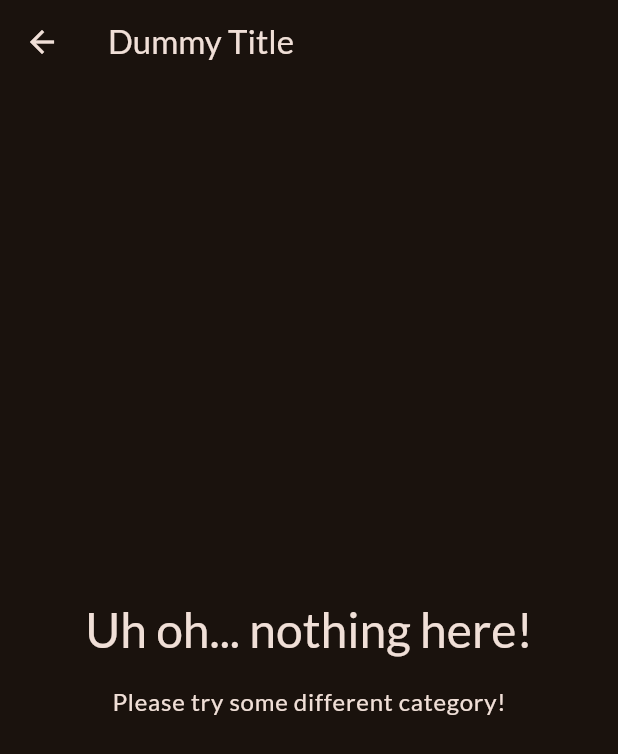
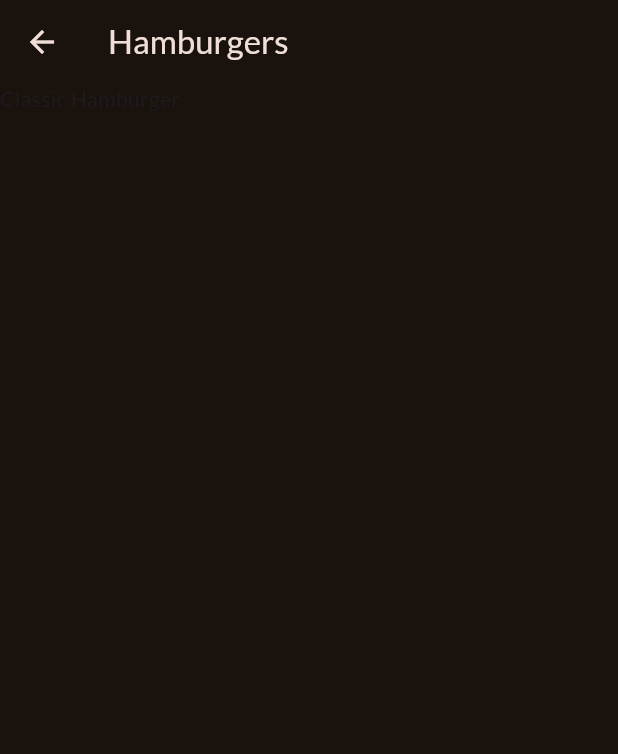
Before and after one commit to lahotimohit/mealsApp, a Flutter app: the screen it shows after launch, after a tap on "Hamburgers", on a phone screen of 412 x 824 dp. Shown: the top 754 px of the screen. Run offline on Flutter 3.47's test engine with Material 3 defaults, Android fonts, the phone set to English and light mode, and no system bars; our stand-ins replace google_fonts.

Commit message:
Adding category data on particular individual category

```diff
--- a/lib/screens/categories.dart
+++ b/lib/screens/categories.dart
@@ -1,14 +1,19 @@
 import 'package:flutter/material.dart';
 import 'package:mealsapp/data/dummy_data.dart';
+import 'package:mealsapp/models/category.dart';
 import 'package:mealsapp/screens/meals.dart';
 import 'package:mealsapp/widgets/category_grid_item.dart';
 
 class CategoriesScreen extends StatelessWidget {
   const CategoriesScreen({super.key});
 
-  void _selectedCategory(BuildContext context) {
+  void _selectedCategory(BuildContext context, Category category) {
+    final filteredMeals = dummyMeals
+        .where((meal) => meal.categories.contains(category.id))
+        .toList();
     Navigator.of(context).push(MaterialPageRoute(
-        builder: (ctx) => const MealsScreen(title: "Dummy Title", meal: [])));
+        builder: (ctx) =>
+            MealsScreen(title: category.title, meal: filteredMeals)));
   }
 
   @override
@@ -28,7 +33,7 @@ class CategoriesScreen extends StatelessWidget {
             CategoryGridItem(
               category: category,
               onselectedCategory: () {
-                _selectedCategory(context);
+                _selectedCategory(context, category);
               },
             )
         ],
--- a/lib/screens/meals.dart
+++ b/lib/screens/meals.dart
@@ -10,7 +10,8 @@ class MealsScreen extends StatelessWidget {
   @override
   Widget build(BuildContext context) {
     Widget content = ListView.builder(
-        itemCount: 2, itemBuilder: (context, index) => Text(meal[index].title));
+        itemCount: meal.length,
+        itemBuilder: (context, index) => Text(meal[index].title));
 
     if (meal.isEmpty) {
       content = Center(
```
